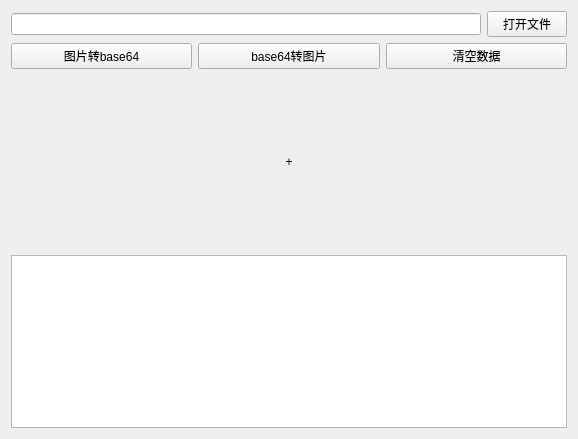
Qt form src/Plugin/PluginBase64/PluginBase64.ui (august295/EasyPluginFramework) before a commit.
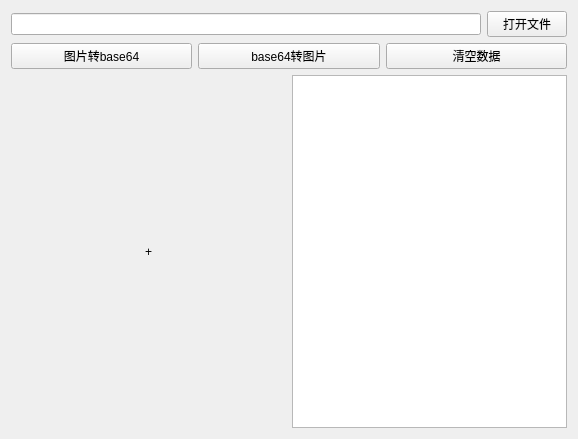
The same form after that commit.

The edit to the form file:
```diff
--- a/src/Plugin/PluginBase64/PluginBase64.ui
+++ b/src/Plugin/PluginBase64/PluginBase64.ui
@@ -54,7 +54,7 @@
     </layout>
    </item>
    <item row="2" column="0">
-    <layout class="QVBoxLayout" name="verticalLayout" stretch="1,1">
+    <layout class="QHBoxLayout" name="horizontalLayout_3" stretch="1,1">
      <item>
       <widget class="QLabel" name="label_img">
        <property name="text">
```
